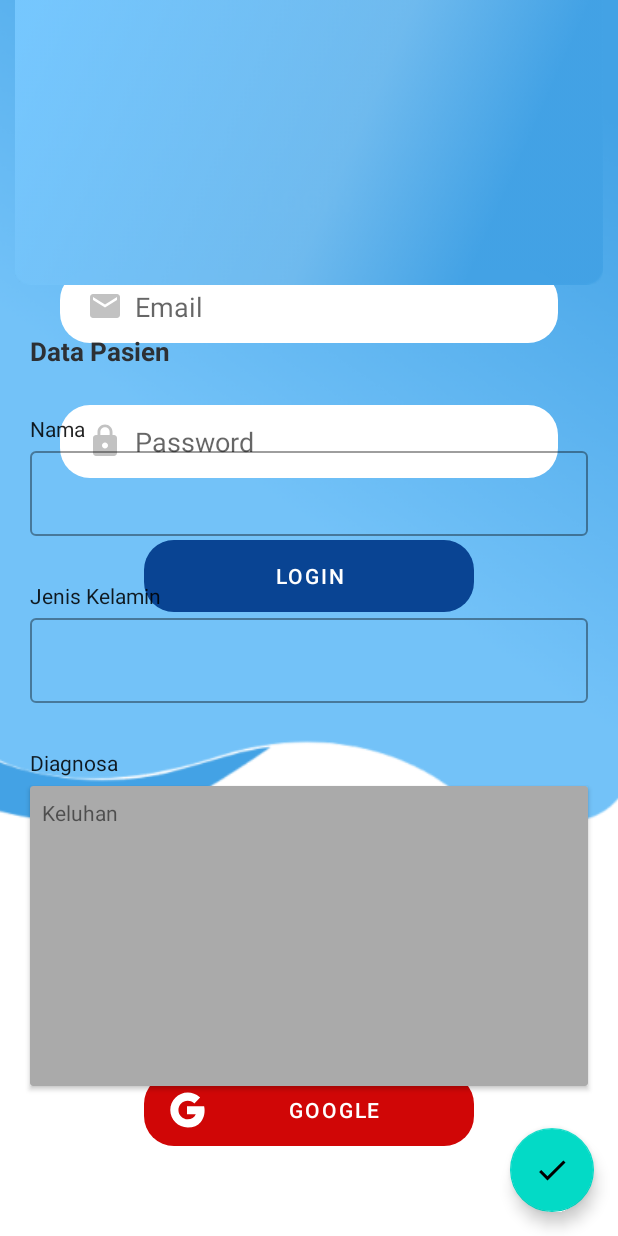
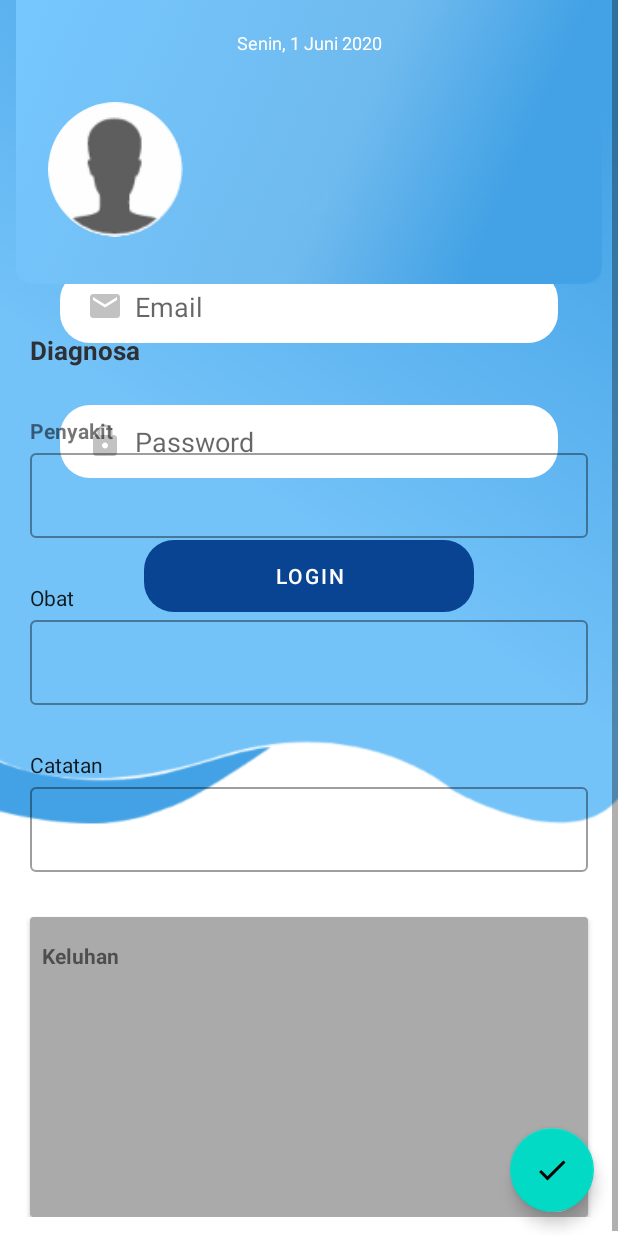
Before and after one commit to denaviagt/AmikomCare, an Android app: the fragment PeriksaFragment placed in its activity, on a phone screen of 412 x 824 dp. Run offline under Robolectric (Android 15) with nearby library versions, the phone set to English and light mode, and no system bars; our stand-ins replace CircleImageView, Firebase (no records; nobody signed in at launch, a user with empty details on screens opened directly); pictures from the network do not load; 5 statements that could not run were skipped.

Commit message:
PeriksaFragment v1

```diff
--- a/app/src/main/java/com/pengdst/amikomcare/ui/fragments/PeriksaFragment.java
+++ b/app/src/main/java/com/pengdst/amikomcare/ui/fragments/PeriksaFragment.java
@@ -14,6 +14,7 @@ import android.view.LayoutInflater;
 import android.view.View;
 import android.view.ViewGroup;
 
+import com.bumptech.glide.Glide;
 import com.pengdst.amikomcare.R;
 import com.pengdst.amikomcare.databinding.FragmentPeriksaBinding;
 import com.pengdst.amikomcare.datas.models.AntrianModel;
@@ -64,6 +65,14 @@ public class PeriksaFragment extends Fragment {
     }
 
     private void setupComponent() {
+        binding.tvNamaPasien.setText(pasien.getMahasiswa().getNama());
+        binding.tvJenisKelamin.setText(pasien.getMahasiswa().getJenisKelamin());
+
+
+        Glide.with(binding.imageProfilePic)
+                .load(pasien.getMahasiswa().getPhoto())
+                .error(R.drawable.dummy_photo)
+                .into(binding.imageProfilePic);
     }
 
     private void setupRecyclerView() {
--- a/app/src/main/res/layout/fragment_periksa.xml
+++ b/app/src/main/res/layout/fragment_periksa.xml
@@ -7,14 +7,75 @@
     android:layout_height="match_parent"
     tools:context=".ui.fragments.PeriksaFragment">
 
+    <ScrollView
+        android:layout_width="match_parent"
+        android:layout_height="match_parent">
+
+        <androidx.constraintlayout.widget.ConstraintLayout
+            android:layout_width="match_parent"
+            android:layout_height="match_parent"
+            android:paddingBottom="16dp">
+
             <ImageView
                 android:id="@+id/imageView2"
                 android:layout_width="match_parent"
-        android:layout_height="190dp"
+                android:layout_height="189dp"
                 android:src="@drawable/bg_home"
                 app:layout_constraintEnd_toEndOf="parent"
                 app:layout_constraintStart_toStartOf="parent"
                 app:layout_constraintTop_toTopOf="parent" />
+
+            <TextView
+                android:id="@+id/text_title"
+                android:layout_width="wrap_content"
+                android:layout_height="wrap_content"
+                android:layout_marginTop="20dp"
+                android:text="Senin, 1 Juni 2020"
+                android:textColor="@color/colorWhite"
+                android:textSize="12sp"
+                app:layout_constraintEnd_toEndOf="parent"
+                app:layout_constraintStart_toStartOf="parent"
+                app:layout_constraintTop_toTopOf="parent" />
+
+            <de.hdodenhof.circleimageview.CircleImageView
+                android:id="@+id/image_profile_pic"
+                android:layout_width="90dp"
+                android:layout_height="90dp"
+                android:layout_marginStart="32dp"
+                android:scaleType="centerCrop"
+                android:scaleY="1"
+                android:src="@drawable/dummy_photo"
+                app:layout_constraintBottom_toBottomOf="@+id/imageView2"
+                app:layout_constraintStart_toStartOf="parent"
+                app:layout_constraintTop_toBottomOf="@+id/text_title" />
+
+            <TextView
+                android:id="@+id/tv_nama_pasien"
+                android:layout_width="0dp"
+                android:layout_height="wrap_content"
+                tools:text="Pasien Sample"
+                android:textColor="@color/colorWhite"
+                android:layout_marginStart="20dp"
+                android:layout_marginEnd="60dp"
+                android:textSize="24sp"
+                android:textStyle="bold"
+                app:layout_constraintBottom_toTopOf="@+id/tv_jenis_kelamin"
+                app:layout_constraintEnd_toEndOf="parent"
+                app:layout_constraintStart_toEndOf="@+id/image_profile_pic"
+                app:layout_constraintTop_toTopOf="@+id/image_profile_pic"
+                app:layout_constraintVertical_chainStyle="packed" />
+
+            <TextView
+                android:id="@+id/tv_jenis_kelamin"
+                android:layout_width="0dp"
+                android:layout_height="wrap_content"
+                tools:text="Jenis Kelamin"
+                android:textColor="@color/colorWhite"
+                android:textSize="14sp"
+                app:layout_constraintBottom_toBottomOf="@+id/image_profile_pic"
+                app:layout_constraintEnd_toEndOf="@+id/tv_nama_pasien"
+                app:layout_constraintStart_toStartOf="@+id/tv_nama_pasien"
+                app:layout_constraintTop_toBottomOf="@+id/tv_nama_pasien" />
 
             <TextView
                 android:id="@+id/cons_data_pasien"
@@ -22,86 +83,103 @@
                 android:layout_height="wrap_content"
                 android:layout_marginStart="20dp"
                 android:layout_marginTop="32dp"
-        android:text="Data Pasien"
+                android:text="Diagnosa"
                 android:textColor="@color/textColor"
                 android:textSize="17sp"
                 android:textStyle="bold"
                 app:layout_constraintStart_toStartOf="parent"
                 app:layout_constraintTop_toBottomOf="@+id/imageView2" />
 
+
             <TextView
-        android:id="@+id/label_nama"
-        style="@style/Widget.MaterialComponents.TextInputLayout.OutlinedBox"
-        android:layout_width="match_parent"
+                android:id="@+id/label_penyakit"
+                android:layout_width="wrap_content"
                 android:layout_height="wrap_content"
+                android:layout_marginTop="32dp"
+                android:textStyle="bold"
                 android:layout_marginStart="20dp"
-        android:layout_marginTop="30dp"
-        android:text="Nama"
-        app:layout_constraintTop_toBottomOf="@+id/cons_data_pasien"
-        tools:layout_editor_absoluteX="16dp" />
+                android:layout_marginEnd="20dp"
+                android:text="Penyakit"
+                app:layout_constraintStart_toStartOf="parent"
+                app:layout_constraintTop_toBottomOf="@+id/cons_data_pasien" />
 
             <com.google.android.material.textfield.TextInputLayout
-        android:id="@+id/layout_nama"
+                android:id="@+id/layout_penyakit"
                 style="@style/Widget.MaterialComponents.TextInputLayout.OutlinedBox"
                 android:layout_width="match_parent"
                 android:layout_height="wrap_content"
                 android:layout_marginStart="20dp"
                 android:layout_marginEnd="20dp"
-        app:layout_constraintTop_toBottomOf="@+id/label_nama"
-        tools:layout_editor_absoluteX="16dp">
+                app:layout_constraintTop_toBottomOf="@+id/label_penyakit">
 
                 <EditText
-            android:id="@+id/et_nama"
+                    android:id="@+id/et_penyakit"
                     android:layout_width="match_parent"
                     android:layout_height="match_parent" />
             </com.google.android.material.textfield.TextInputLayout>
 
             <TextView
-        android:id="@+id/label_jenis_kelamin"
+                android:id="@+id/label_obat"
                 style="@style/Widget.MaterialComponents.TextInputLayout.OutlinedBox"
                 android:layout_width="wrap_content"
                 android:layout_height="wrap_content"
                 android:layout_marginStart="20dp"
                 android:layout_marginTop="30dp"
-        android:text="Jenis Kelamin"
+                android:text="Obat"
                 app:layout_constraintStart_toStartOf="parent"
-        app:layout_constraintTop_toBottomOf="@+id/layout_nama" />
+                app:layout_constraintTop_toBottomOf="@+id/layout_penyakit" />
 
             <com.google.android.material.textfield.TextInputLayout
-        android:id="@+id/layout_jenis_kelamin"
+                android:id="@+id/layout_obat"
                 style="@style/Widget.MaterialComponents.TextInputLayout.OutlinedBox"
                 android:layout_width="match_parent"
                 android:layout_height="wrap_content"
                 android:layout_marginStart="20dp"
                 android:layout_marginEnd="20dp"
-        app:layout_constraintTop_toBottomOf="@+id/label_jenis_kelamin"
+                app:layout_constraintTop_toBottomOf="@+id/label_obat"
                 tools:layout_editor_absoluteX="16dp">
 
                 <EditText
-            android:id="@+id/et_email"
+                    android:id="@+id/et_obat"
                     android:layout_width="match_parent"
                     android:layout_height="match_parent" />
             </com.google.android.material.textfield.TextInputLayout>
 
             <TextView
-        android:id="@+id/label_diagnosa"
+                android:id="@+id/label_catatan"
+                style="@style/Widget.MaterialComponents.TextInputLayout.OutlinedBox"
+                android:layout_width="wrap_content"
+                android:layout_height="wrap_content"
+                android:layout_marginStart="20dp"
+                android:layout_marginTop="30dp"
+                android:text="Catatan"
+                app:layout_constraintStart_toStartOf="parent"
+                app:layout_constraintTop_toBottomOf="@+id/layout_obat" />
+
+            <com.google.android.material.textfield.TextInputLayout
+                android:id="@+id/layout_catatan"
                 style="@style/Widget.MaterialComponents.TextInputLayout.OutlinedBox"
                 android:layout_width="match_parent"
                 android:layout_height="wrap_content"
                 android:layout_marginStart="20dp"
-        android:layout_marginTop="30dp"
-        android:text="Diagnosa"
-        app:layout_constraintStart_toStartOf="parent"
-        app:layout_constraintTop_toBottomOf="@+id/layout_jenis_kelamin" />
+                android:layout_marginEnd="20dp"
+                app:layout_constraintTop_toBottomOf="@+id/label_catatan">
+
+                <EditText
+                    android:id="@+id/et_catatan"
+                    android:layout_width="match_parent"
+                    android:layout_height="match_parent" />
+            </com.google.android.material.textfield.TextInputLayout>
 
             <androidx.cardview.widget.CardView
                 android:layout_width="match_parent"
                 android:layout_height="200dp"
                 app:cardBackgroundColor="@android:color/darker_gray"
-        android:layout_marginTop="6dp"
+                android:layout_marginTop="30dp"
                 android:layout_marginStart="20dp"
                 android:layout_marginEnd="20dp"
-        app:layout_constraintTop_toBottomOf="@+id/label_diagnosa">
+                app:layout_constraintStart_toStartOf="parent"
+                app:layout_constraintTop_toBottomOf="@+id/layout_catatan" >
 
                 <LinearLayout
                     android:layout_width="match_parent"
@@ -112,6 +190,8 @@
                         android:layout_width="wrap_content"
                         android:layout_height="wrap_content"
                         android:layout_marginBottom="8dp"
+                        android:textStyle="bold"
+                        android:layout_marginTop="8dp"
                         android:text="Keluhan"/>
                     <androidx.recyclerview.widget.RecyclerView
                         android:id="@+id/rv_keluhan"
@@ -124,6 +204,10 @@
 
             </androidx.cardview.widget.CardView>
 
+        </androidx.constraintlayout.widget.ConstraintLayout>
+
+    </ScrollView>
+
     <com.google.android.material.floatingactionbutton.FloatingActionButton
         android:id="@+id/floating_action_button"
         android:layout_width="wrap_content"
```
Lines whose indentation alone changed are shown as unchanged.
